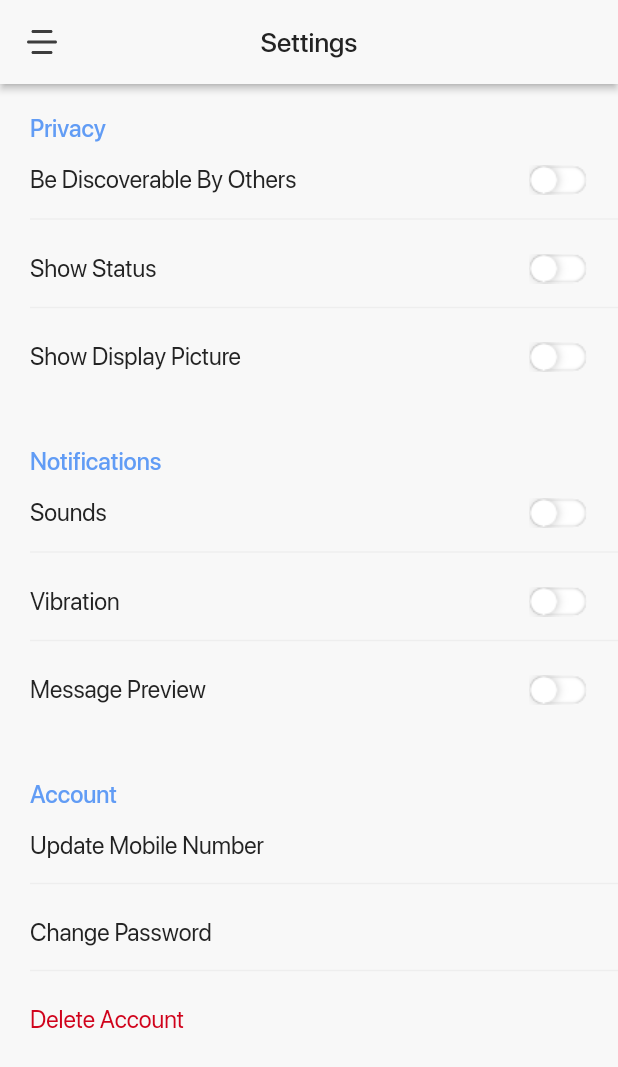
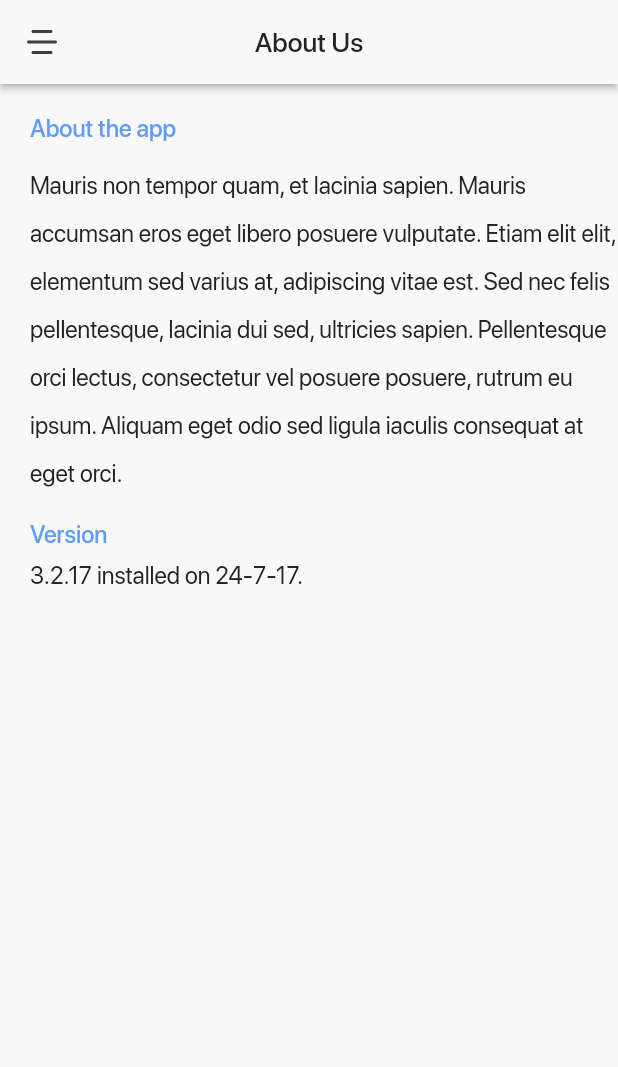
Before and after one commit to GhassenAB/messagly_clone_app, a Flutter app: the screen it shows after launch, on a phone screen of 412 x 824 dp. Shown: the top 1067 px of the screen. Run offline on Flutter 3.47's test engine with Material 2 defaults, Android fonts, the phone set to English and light mode, and no system bars; our stand-ins replace flutter_keyboard_visibility, flutter_svg, material_design_icons_flutter, pin_code_fields.

Commit message:
create about us screen

```diff
--- /dev/null
+++ b/lib/screens/about_us_screen.dart
@@ -0,0 +1,60 @@
+import 'package:flutter/material.dart';
+import 'package:flutter_svg/flutter_svg.dart';
+import 'package:messagly_clone_app/constants.dart';
+import 'package:messagly_clone_app/widgets/widgets.dart';
+
+class AboutUsScreen extends StatelessWidget {
+  @override
+  Widget build(BuildContext context) {
+    return Scaffold(
+      backgroundColor: Palette.background,
+      body: CustomScrollView(
+        slivers: [
+          CustomAppBar(
+            title: 'About Us',
+            leadingIcon: SvgPicture.asset('assets/icons/menu_icon.svg'),
+            onPressLeading: () => print('Open Side menu'),
+          ),
+          SliverPadding(
+            padding: const EdgeInsets.only(left: 20.0, top: 20.0),
+            sliver: SliverToBoxAdapter(
+              child: Column(
+                crossAxisAlignment: CrossAxisAlignment.start,
+                children: [
+                  Text(
+                    'About the app',
+                    style: kMediumTextStyle_2,
+                  ),
+                  SizedBox(height: 8.0),
+                  Text(
+                    'Mauris non tempor quam, et lacinia sapien. Mauris accumsan eros eget libero posuere vulputate. Etiam elit elit, elementum sed varius at, adipiscing vitae est. Sed nec felis pellentesque, lacinia dui sed, ultricies sapien. Pellentesque orci lectus, consectetur vel posuere posuere, rutrum eu ipsum. Aliquam eget odio sed ligula iaculis consequat at eget orci.',
+                    style: kRegularTextStyle_2.copyWith(height: 2),
+                  )
+                ],
+              ),
+            ),
+          ),
+          SliverPadding(
+            padding: const EdgeInsets.only(left: 20.0, top: 20.0),
+            sliver: SliverToBoxAdapter(
+              child: Column(
+                crossAxisAlignment: CrossAxisAlignment.start,
+                children: [
+                  Text(
+                    'Version',
+                    style: kMediumTextStyle_2,
+                  ),
+                  SizedBox(height: 8.0),
+                  Text(
+                    '3.2.17 installed on 24-7-17.',
+                    style: kRegularTextStyle_2,
+                  )
+                ],
+              ),
+            ),
+          )
+        ],
+      ),
+    );
+  }
+}
--- a/lib/screens/screens.dart
+++ b/lib/screens/screens.dart
@@ -7,3 +7,4 @@ export 'chats_screen.dart';
 export 'contact_screen.dart';
 export 'profile_screen.dart';
 export 'settings_screen.dart';
+export 'about_us_screen.dart';
--- a/lib/screens/splash_screen.dart
+++ b/lib/screens/splash_screen.dart
@@ -17,7 +17,7 @@ class _SplashScreenState extends State<SplashScreen> {
       Navigator.push(
         context,
         MaterialPageRoute(
-          builder: (context) => SettingsScreen(),
+          builder: (context) => AboutUsScreen(),
         ),
       );
       time.cancel();
```
